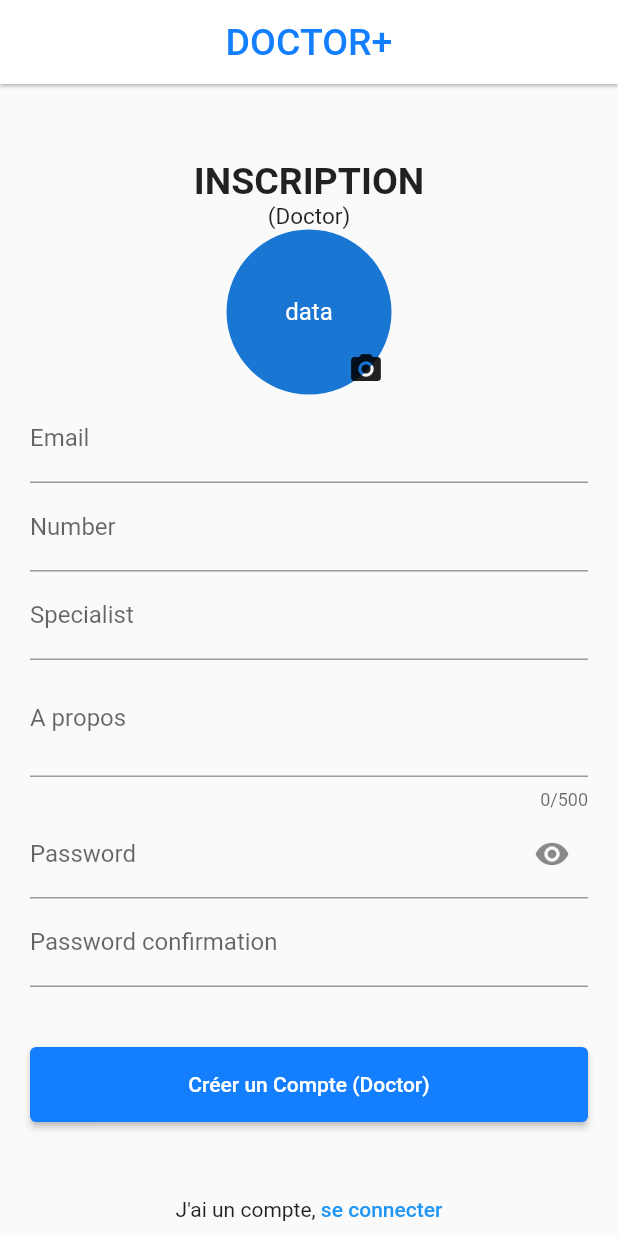
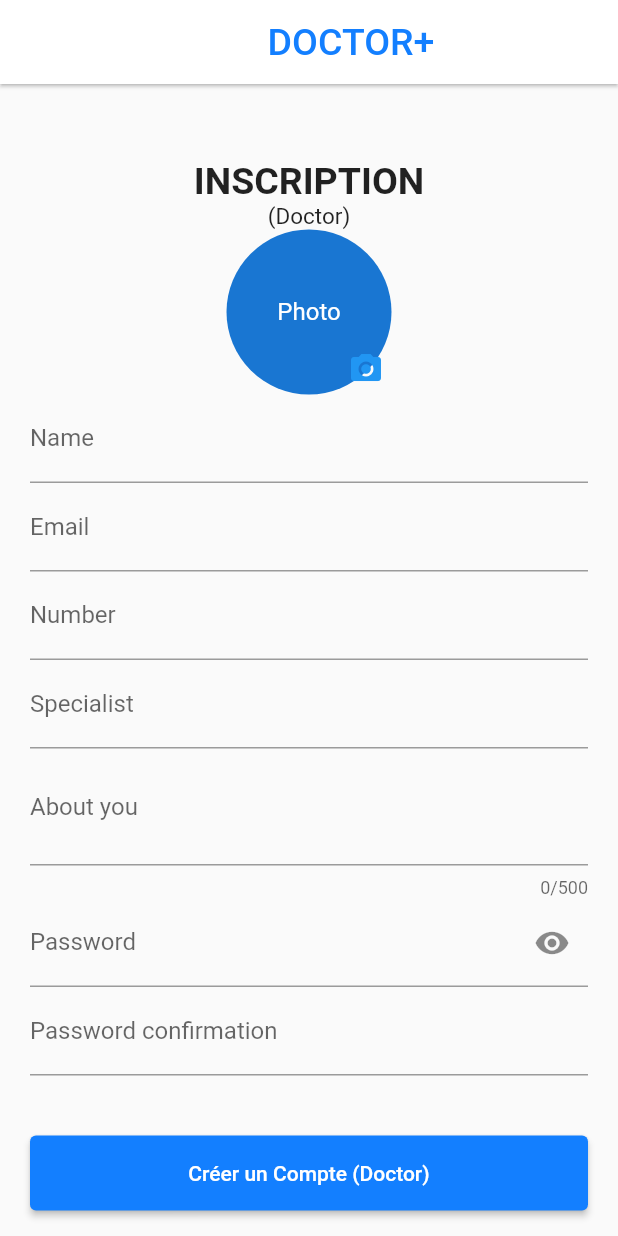
Before and after one commit to MisterPerfect007/sante_flutter, a Flutter app: the SignupDoctor screen opened directly, on a phone screen of 412 x 824 dp. Run offline on Flutter 3.47's test engine with Material 2 defaults, Android fonts, the phone set to English and light mode, and no system bars; our stand-ins replace email_validator, get, image_picker; Roboto replaces fonts that are missing (Dongle).

Commit message:
Building Doctor and Signup screen

```diff
--- a/lib/controllers/categories_controller.dart
+++ b/lib/controllers/categories_controller.dart
@@ -6,6 +6,13 @@
   var allDoctorsList = [].obs;
   var filteredDoctorsList = [].obs;
   var doctorsList = [].obs;
+
+  RxString signupPhotoDoctor = ''.obs;
+  RxString signupPhotoPatient = ''.obs;
+
+  setSignupPhotoDoctor(photoUrl) => signupPhotoDoctor.value = photoUrl;
+
+  setSignupPhoto(photoUrl) => signupPhotoDoctor.value = photoUrl;
 
   setDoctorsList (newList) {
     doctorsList.value = newList;
--- a/lib/features/signup/screen_doctor.dart
+++ b/lib/features/signup/screen_doctor.dart
@@ -1,6 +1,11 @@
+import 'dart:io';
+
 import 'package:email_validator/email_validator.dart';
 import 'package:flutter/material.dart';
+import 'package:get/get.dart';
+import 'package:sante_app/core/image%20picker/image_picker.dart';
 
+import '../../controllers/categories_controller.dart';
 import '../../core/custom form field/custom_password_form_field.dart';
 import '../../core/custom form field/custom_text_form_field.dart';
 import '../../core/custom form field/login_app_bar.dart';
@@ -10,11 +15,8 @@
 
   @override
   Widget build(BuildContext context) {
-    final TextEditingController emailController = TextEditingController();
-    final TextEditingController passwordController = TextEditingController();
-    final TextEditingController passwordConfirmationController =
-        TextEditingController();
-    final formKey = GlobalKey<FormState>();
+    // final CategoriesController cc = Get.put(CategoriesController());
+    // String userImage = cc.signupPhotoDoctor.toString();
 
     return Scaffold(
       appBar: buildLoginSignupAppBar(),
@@ -25,11 +27,13 @@
               // height: size.height,
               padding: const EdgeInsets.all(20),
               child: Center(
-                child: Column(mainAxisSize: MainAxisSize.min, children: [
-                  const SizedBox(height: 30),
-                  buildForm(formKey, emailController, passwordController,
-                      passwordConfirmationController),
-                ]),
+                child: Column(
+                  mainAxisSize: MainAxisSize.min,
+                  children: const [
+                    SizedBox(height: 30),
+                    FormContainer(),
+                  ],
+                ),
               ),
             ),
           ),
@@ -37,13 +41,28 @@
       ),
     );
   }
+}
 
-  Form buildForm(
-    GlobalKey<FormState> formKey,
-    TextEditingController emailController,
-    TextEditingController passwordController,
-    TextEditingController passwordConfirmationController,
-  ) {
+class FormContainer extends StatelessWidget {
+  const FormContainer({
+    Key? key,
+  }) : super(key: key);
+
+  @override
+  Widget build(BuildContext context) {
+
+    final TextEditingController nameController = TextEditingController();
+    final TextEditingController emailController = TextEditingController();
+    final TextEditingController numberController = TextEditingController();
+    final TextEditingController specialistController = TextEditingController();
+    final TextEditingController aboutController = TextEditingController();
+    final TextEditingController passwordController = TextEditingController();
+    final TextEditingController passwordConfirmationController =
+        TextEditingController();
+
+    final formKey = GlobalKey<FormState>();
+
+    final CategoriesController cc = Get.put(CategoriesController());
     return Form(
       key: formKey,
       child: Column(
@@ -67,20 +86,41 @@
             ],
           ),
           //
-          Stack(children: const [
-             CircleAvatar(
+          GestureDetector(
+            onTap: () {
+              Navigator.push(context,
+                  MaterialPageRoute(builder: (context) => ImagePicking()));
+            },
+            child: Stack(children: [
+              Obx(() => CircleAvatar(
                     radius: 55,
-              child: Text("data"),
+                    child: cc.signupPhotoDoctor.isNotEmpty
+                        ? ClipRRect(
+                            borderRadius:
+                                const BorderRadius.all(Radius.circular(200)),
+                            child: Image.file(
+                              File(cc.signupPhotoDoctor.toString()),
                             ),
-            Positioned(
+                          )
+                        : const Text("Photo"),
+                  )),
+              const Positioned(
                 bottom: 5,
                 right: 5,
                 child: Icon(
                   Icons.camera_alt,
+                  color: Colors.blue
                 ),
               ),
             ]),
-
+          ),
+          CustomTextFormField(
+            controller: nameController,
+            labelText: 'Name',
+            validator: (value) => value != null && value.isNotEmpty
+                ? null
+                : "Please enter your name",
+          ),
           //Email
           CustomTextFormField(
             controller: emailController,
@@ -91,29 +131,29 @@
           ),
           //Number
           CustomTextFormField(
-            controller: emailController,
+            controller: numberController,
             labelText: 'Number',
-            validator: (value) => EmailValidator.validate(value ?? '')
+            validator: (value) => value != null && RegExp(r'(^(?:[+0]9)?[0-9]{8,12}$)').hasMatch(value)
                 ? null
-                : "Please enter a valid email",
+                : "Please enter valid number",
+          ),
+          //! change to dropdown list
+          CustomTextFormField(
+            controller: specialistController,
+            labelText: 'Specialist',
+            validator: (value) => value != null && value.isNotEmpty
+                ? null
+                : "Please enter a specialist",
           ),
           //
           CustomTextFormField(
-            controller: emailController,
-            labelText: 'Specialist',
-            validator: (value) => EmailValidator.validate(value ?? '')
-                ? null
-                : "Please enter a valid email",
-          ),
-          //
-          CustomTextFormField(
-            controller: emailController,
+            controller: aboutController,
             maxLength: 500,
             maxLines: 2,
-            labelText: 'A propos',
-            validator: (value) => EmailValidator.validate(value ?? '')
+            labelText: 'About you',
+            validator: (value) => value != null && value.isNotEmpty
                 ? null
-                : "Please enter a valid email",
+                : "Please enter your description",
           ),
           //
 
@@ -138,8 +178,13 @@
             onPressed: () {
               if (formKey.currentState?.validate() ?? false) {
                 // formKey.currentState?.save();
-                print(
-                    "Email: ${emailController.text}, PassWord: ${passwordController.text}");
+                print("Name: ${nameController.text},");
+                print("Email: ${emailController.text},");
+                print("Number: ${numberController.text},");
+                print("Specialite: ${specialistController.text},");
+                print("About: ${aboutController.text},");
+                print("PassWord: ${passwordController.text}");
+                // """);
               }
             },
             style: ElevatedButton.styleFrom(
--- a/lib/main.dart
+++ b/lib/main.dart
@@ -24,7 +24,7 @@
         fontFamily: 'Dongle',
         primarySwatch: Colors.blue,
       ),
-      home: SignupDoctor(),
+      home: const SignupPatient(),
     );
   }
 }
```
Also changed, not shown: lib/core/image picker/image_picker.dart (+15 -18 lines), lib/features/signup/screen_patient.dart (+28 -17 lines). Lines whose indentation alone changed are shown as unchanged.
